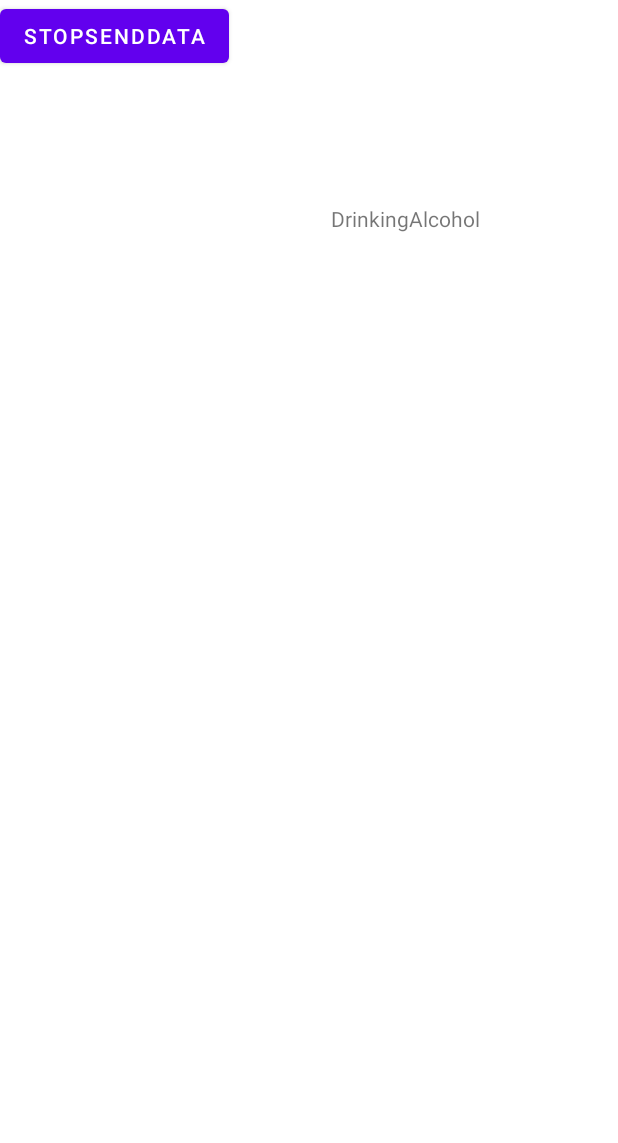
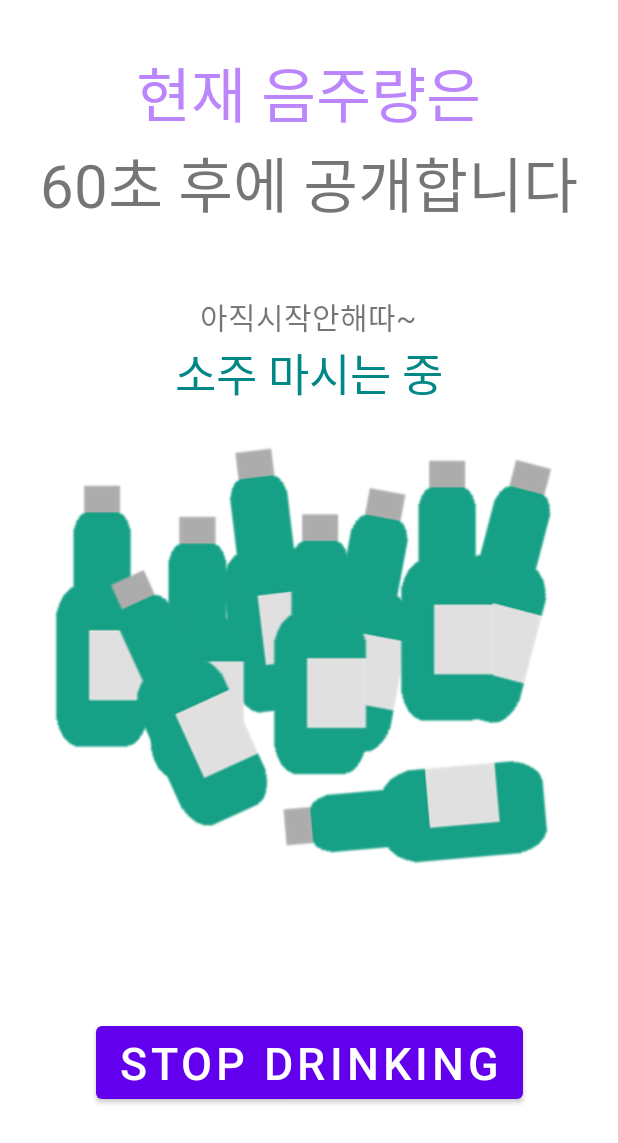
Before and after one commit to hj0202/DrinkingScanner, an Android app: the layout activity_drinking_alcohol.xml on its own in the app's theme, with its tools: preview values and no code run, on a phone screen of 412 x 824 dp. Shown: the top 1143 px of the screen. Run offline under Robolectric (Android 15) with nearby library versions, the phone set to English and light mode, and no system bars.

Commit message:
[Android] Fix: Sync 함수 및 술 마시는 중의 화면 수정

```diff
--- a/Android/app/src/main/res/layout/activity_drinking_alcohol.xml
+++ b/Android/app/src/main/res/layout/activity_drinking_alcohol.xml
@@ -5,23 +5,84 @@
     android:layout_width="match_parent"
     android:layout_height="match_parent">
 
+<!--    <TextView-->
+<!--        android:id="@+id/textView"-->
+<!--        android:layout_width="wrap_content"-->
+<!--        android:layout_height="wrap_content"-->
+<!--        android:layout_marginTop="136dp"-->
+<!--        android:layout_marginEnd="92dp"-->
+<!--        android:layout_marginRight="92dp"-->
+<!--        android:text="DrinkingAlcohol"-->
+<!--        app:layout_constraintEnd_toEndOf="parent"-->
+<!--        app:layout_constraintTop_toTopOf="parent" />-->
+
     <TextView
-        android:id="@+id/textView"
+        android:id="@+id/titleView"
         android:layout_width="wrap_content"
         android:layout_height="wrap_content"
-        android:layout_marginTop="136dp"
-        android:layout_marginEnd="92dp"
-        android:layout_marginRight="92dp"
-        android:text="DrinkingAlcohol"
+        android:layout_marginTop="32dp"
+        android:gravity="center_horizontal"
+        android:text="현재 음주량은"
+        android:textColor="@color/purple_200"
+        android:textSize="40dp"
         app:layout_constraintEnd_toEndOf="parent"
+        app:layout_constraintHorizontal_bias="0.497"
+        app:layout_constraintStart_toStartOf="parent"
         app:layout_constraintTop_toTopOf="parent" />
+
+    <TextView
+        android:id="@+id/syncDataResult"
+        android:layout_width="wrap_content"
+        android:layout_height="wrap_content"
+        android:text="60초 후에 공개합니다"
+        android:textSize="40dp"
+        app:layout_constraintEnd_toEndOf="parent"
+        app:layout_constraintStart_toStartOf="parent"
+        app:layout_constraintTop_toBottomOf="@+id/titleView" />
+
+    <TextView
+        android:id="@+id/startTime"
+        android:layout_width="wrap_content"
+        android:layout_height="wrap_content"
+        android:layout_marginTop="44dp"
+        android:text="아직시작안해따~"
+        android:textSize="20dp"
+        app:layout_constraintEnd_toEndOf="parent"
+        app:layout_constraintHorizontal_bias="0.498"
+        app:layout_constraintStart_toStartOf="parent"
+        app:layout_constraintTop_toBottomOf="@+id/syncDataResult" />
+
+    <ImageView
+        android:id="@+id/alcoholView"
+        android:layout_width="382dp"
+        android:layout_height="321dp"
+        android:adjustViewBounds="true"
+        android:src="@drawable/sojumany"
+        app:layout_constraintEnd_toEndOf="parent"
+        app:layout_constraintStart_toStartOf="parent"
+        app:layout_constraintTop_toBottomOf="@+id/alcoholType" />
+
+    <TextView
+        android:id="@+id/alcoholType"
+        android:layout_width="wrap_content"
+        android:layout_height="wrap_content"
+        android:text="소주 마시는 중"
+        android:textColor="@color/teal_700"
+        android:textSize="30dp"
+        app:layout_constraintEnd_toEndOf="parent"
+        app:layout_constraintStart_toStartOf="parent"
+        app:layout_constraintTop_toBottomOf="@+id/startTime" />
 
     <Button
         android:id="@+id/stopSendData"
         android:layout_width="wrap_content"
         android:layout_height="wrap_content"
         android:onClick="stopSendData"
-        android:text="stopSendData"
-        tools:ignore="MissingConstraints" />
+        android:text="STOP DRINKING"
+        android:textSize="30dp"
+        app:layout_constraintBottom_toBottomOf="parent"
+        app:layout_constraintEnd_toEndOf="parent"
+        app:layout_constraintStart_toStartOf="parent"
+        app:layout_constraintTop_toBottomOf="@+id/alcoholView" />
 
 </androidx.constraintlayout.widget.ConstraintLayout>
--- a/Android/app/src/main/res/values/colors.xml
+++ b/Android/app/src/main/res/values/colors.xml
@@ -8,6 +8,7 @@
 
     <color name="blue">#0000FF</color>
     <color name="gray">#888</color>
+    <color name="red">#DD0000</color>
     <color name="black">#FF000000</color>
     <color name="white">#FFFFFFFF</color>
 </resources>
```
Also changed, not shown: Android/app/src/main/java/com/example/drinkingscanner/DrinkingAlcoholActivity.java (+53 -29 lines), Android/app/src/main/res/drawable/graph.jpg (added), Android/app/src/main/res/drawable/soju1.PNG (added), Android/app/src/main/res/drawable/soju2.PNG (added), Android/app/src/main/res/drawable/sojumany.PNG (added), 5 other files.
